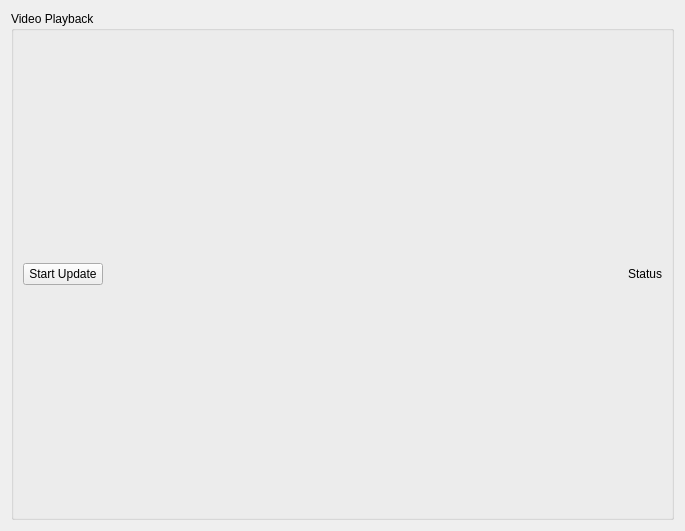
First picture: the form in sfmkeyframe/view/ui/VideoPlaybackWidget.ui, repository njzhangyifei/keyframe, before the edit.
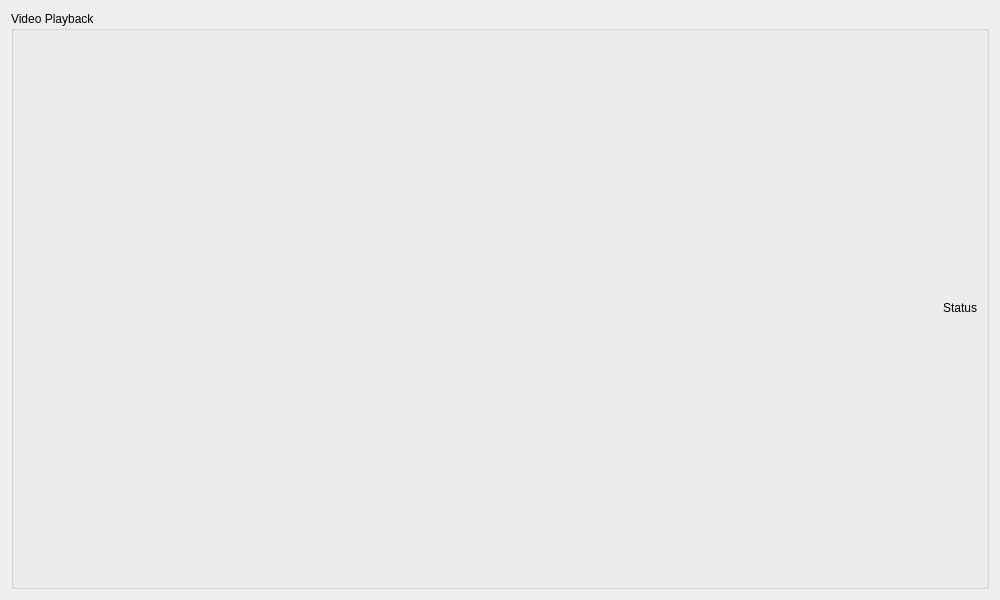
Second picture: the form after the edit.

Diff of the .ui file:
```diff
--- a/sfmkeyframe/view/ui/VideoPlaybackWidget.ui
+++ b/sfmkeyframe/view/ui/VideoPlaybackWidget.ui
@@ -6,8 +6,8 @@
    <rect>
     <x>0</x>
     <y>0</y>
-    <width>685</width>
-    <height>531</height>
+    <width>1000</width>
+    <height>600</height>
    </rect>
   </property>
   <property name="windowTitle">
@@ -26,21 +26,7 @@
       <item>
        <layout class="QHBoxLayout" name="horizontalLayout_control">
         <item>
-         <layout class="QHBoxLayout" name="horizontalLayout_right">
-          <item>
-           <widget class="QPushButton" name="pushButton_pause">
-            <property name="sizePolicy">
-             <sizepolicy hsizetype="Maximum" vsizetype="Fixed">
-              <horstretch>0</horstretch>
-              <verstretch>0</verstretch>
-             </sizepolicy>
-            </property>
-            <property name="text">
-             <string>Start Update</string>
-            </property>
-           </widget>
-          </item>
-         </layout>
+         <layout class="QHBoxLayout" name="horizontalLayout_right"/>
         </item>
         <item>
          <layout class="QHBoxLayout" name="horizontalLayout_left">
```
